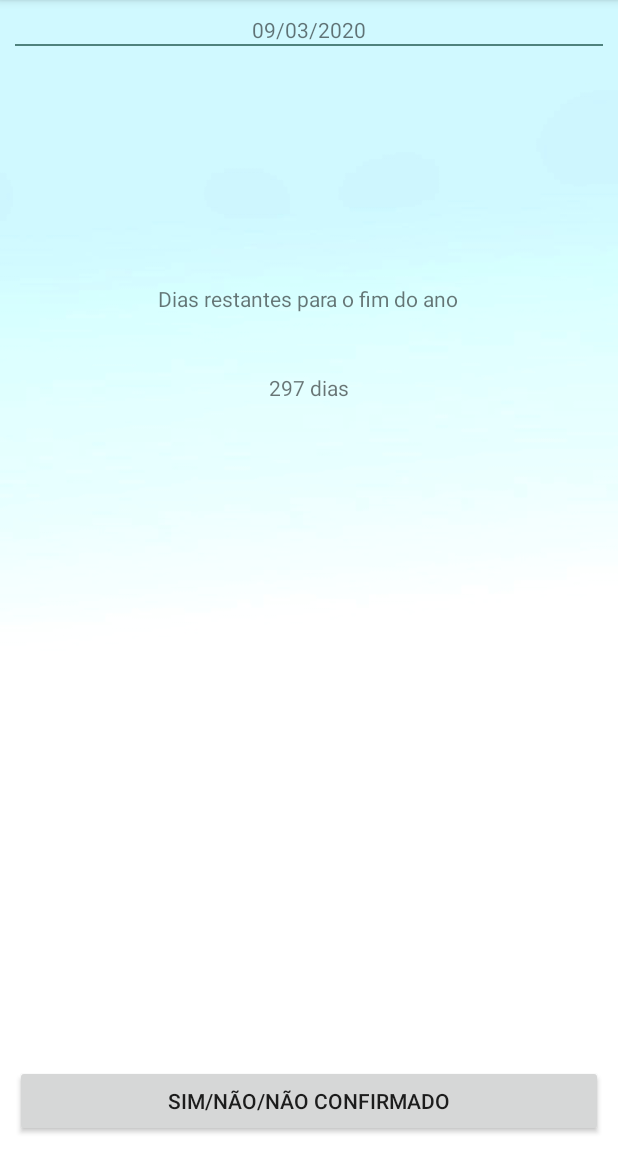
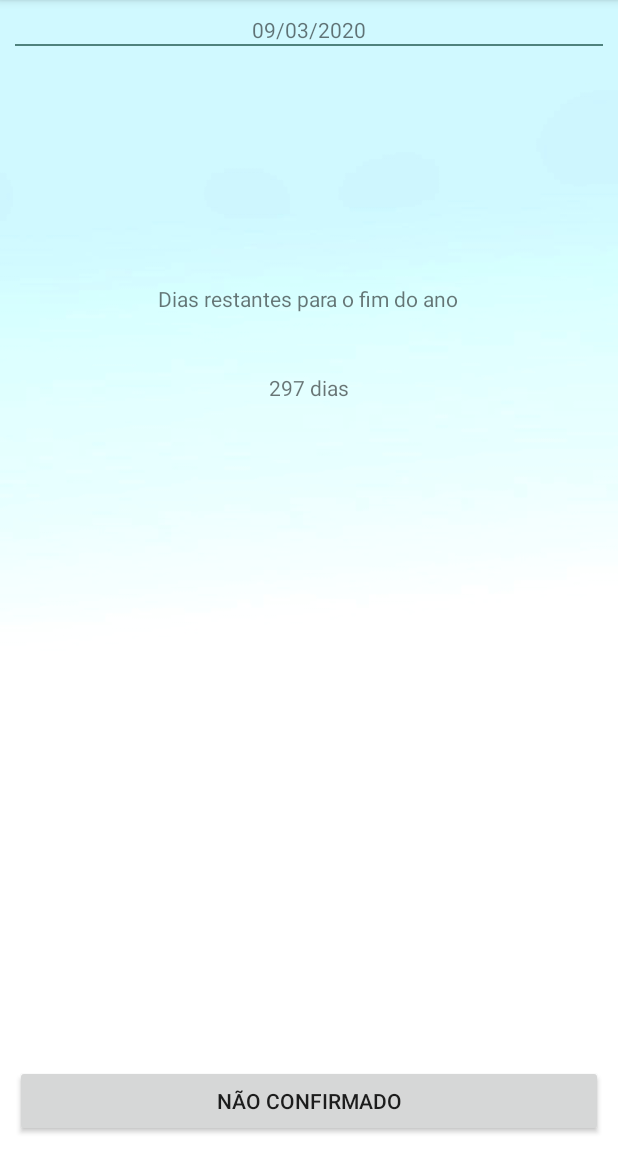
Before and after one commit to pedrinholeda/FestaDaFirma, an Android app: the screen it shows after launch (MainActivity), on a phone screen of 412 x 824 dp, the part 84-1236 px from its top. Run offline under Robolectric (Android 15) with nearby library versions, the phone set to English and light mode, and no system bars.

Commit message:
Aplicando OnResume - MainActivities

```diff
--- /dev/null
+++ b/app/src/main/java/com/pedro/festadafirma/constants/FestaDaFirmaConstants.java
@@ -0,0 +1,8 @@
+package com.pedro.festadafirma.constants;
+
+public class FestaDaFirmaConstants {
+
+    public static String PRESENCE_KEY ="presenceKey";
+    public static String CONFIRMATION_YES ="CONFIRMATION_YES";
+    public static String CONFIRMATION_NO ="CONFIRMATION_NO";
+}
--- a/app/src/main/java/com/pedro/festadafirma/view/MainActivity.java
+++ b/app/src/main/java/com/pedro/festadafirma/view/MainActivity.java
@@ -9,6 +9,8 @@ import android.widget.Button;
 import android.widget.TextView;
 
 import com.pedro.festadafirma.R;
+import com.pedro.festadafirma.constants.FestaDaFirmaConstants;
+import com.pedro.festadafirma.data.SecurityPreferences;
 
 import java.text.SimpleDateFormat;
 import java.util.Calendar;
@@ -17,11 +19,15 @@ public class MainActivity extends AppCompatActivity  implements View.OnClickList
 
     private ViewHolder mViewHolder = new ViewHolder();
     private static SimpleDateFormat SIMPLE_DATE_FORMAT = new SimpleDateFormat("dd/MM/yyyy");
+    private SecurityPreferences mSecurityPreferences;
+
 
     @Override
     protected void onCreate(Bundle savedInstanceState) {
         super.onCreate(savedInstanceState);
         setContentView(R.layout.activity_main);
+
+        this.mSecurityPreferences = new SecurityPreferences(this);
 
         this.mViewHolder.textToday = findViewById(R.id.text_today);
         this.mViewHolder.textDaysLeft = findViewById(R.id.text_days_left);
@@ -37,10 +43,27 @@ public class MainActivity extends AppCompatActivity  implements View.OnClickList
     }
 
     @Override
+    protected void onResume() {
+        super.onResume();
+        this.verifyPresence();
+    }
+
+    @Override
     public void onClick(View v) {
         if(v.getId() == R.id.button_confirm){
          Intent intent = new Intent(this, DetailsActivity.class);
          startActivity(intent);
+        }
+    }
+
+    private void verifyPresence(){
+        String presence = this.mSecurityPreferences.getStoredString(FestaDaFirmaConstants.PRESENCE_KEY);
+        if (presence.equals("")){
+            this.mViewHolder.buttonConfirm.setText(getString(R.string.nao_confirmado));
+        } else if(presence.equals(FestaDaFirmaConstants.CONFIRMATION_YES)){
+            this.mViewHolder.buttonConfirm.setText(getString(R.string.sim));
+        }else{
+            this.mViewHolder.buttonConfirm.setText(getString(R.string.nao));
         }
     }
 
--- a/app/src/main/res/values/strings.xml
+++ b/app/src/main/res/values/strings.xml
@@ -2,4 +2,7 @@
     <string name="app_name">Festa Da Firma</string>
     <string name="dias_restantes_para_o_fim_do_ano">Dias restantes para o fim do ano</string>
     <string name="dias">dias</string>
+    <string name="nao_confirmado">Não confirmado</string>
+    <string name="sim">sim</string>
+    <string name="nao">não</string>
 </resources>
```
Also changed, not shown: app/src/main/java/com/pedro/festadafirma/view/DetailsActivity.java (+22 -1 lines).
